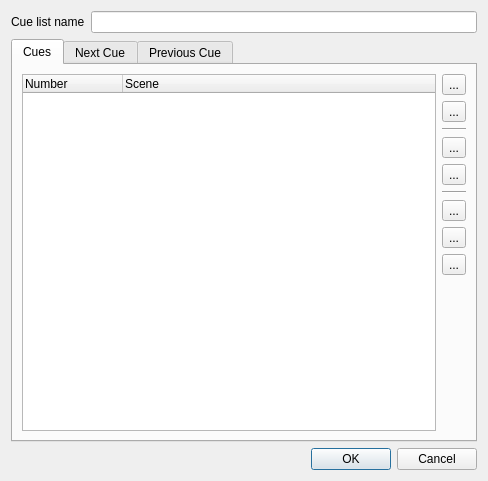
Qt form trunk/ui/src/vccuelistproperties.ui (Bondzio/qlc) before a commit.
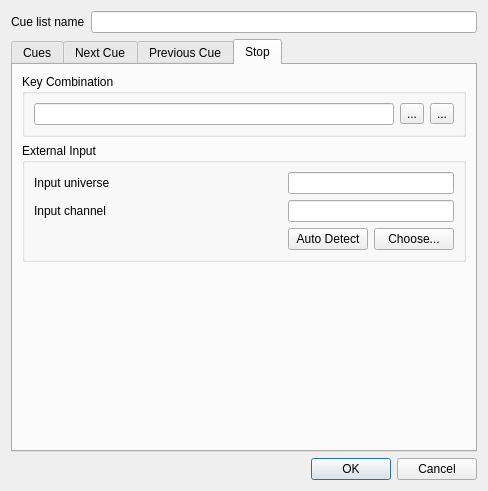
The same form after that commit. The open tabs and pages were chosen to show the change. Icons and pictures are not drawn.

Commit message: Added keyboard & input support for CueList stop feature. Updated unit tests accordingly.

```diff
--- a/trunk/ui/src/vccuelistproperties.ui
+++ b/trunk/ui/src/vccuelistproperties.ui
@@ -7,7 +7,7 @@
     <x>0</x>
     <y>0</y>
     <width>488</width>
-    <height>481</height>
+    <height>491</height>
    </rect>
   </property>
   <property name="windowTitle">
@@ -549,6 +549,158 @@
        </item>
       </layout>
      </widget>
+     <widget class="QWidget" name="tab">
+      <attribute name="title">
+       <string>Stop</string>
+      </attribute>
+      <layout class="QVBoxLayout" name="verticalLayout_3">
+       <item>
+        <widget class="QGroupBox" name="groupBox_5">
+         <property name="title">
+          <string>Key Combination</string>
+         </property>
+         <layout class="QHBoxLayout" name="horizontalLayout_3">
+          <item>
+           <widget class="QLineEdit" name="m_stopKeyEdit">
+            <property name="toolTip">
+             <string>The key combination used to stop the cue list</string>
+            </property>
+            <property name="readOnly">
+             <bool>true</bool>
+            </property>
+           </widget>
+          </item>
+          <item>
+           <widget class="QToolButton" name="m_stopAttachButton">
+            <property name="toolTip">
+             <string>Bind a key combination to stop the cue list</string>
+            </property>
+            <property name="text">
+             <string notr="true">...</string>
+            </property>
+            <property name="icon">
+             <iconset resource="qlcui.qrc">
+              <normaloff>:/key_bindings.png</normaloff>:/key_bindings.png</iconset>
+            </property>
+            <property name="iconSize">
+             <size>
+              <width>26</width>
+              <height>26</height>
+             </size>
+            </property>
+           </widget>
+          </item>
+          <item>
+           <widget class="QToolButton" name="m_stopDetachButton">
+            <property name="toolTip">
+             <string>Clear the key binding</string>
+            </property>
+            <property name="text">
+             <string notr="true">...</string>
+            </property>
+            <property name="icon">
+             <iconset resource="qlcui.qrc">
+              <normaloff>:/fileclose.png</normaloff>:/fileclose.png</iconset>
+            </property>
+            <property name="iconSize">
+             <size>
+              <width>26</width>
+              <height>26</height>
+             </size>
+            </property>
+           </widget>
+          </item>
+         </layout>
+        </widget>
+       </item>
+       <item>
+        <widget class="QGroupBox" name="groupBox_6">
+         <property name="title">
+          <string>External Input</string>
+         </property>
+         <layout class="QGridLayout" name="gridLayout_5">
+          <item row="0" column="0">
+           <widget class="QLabel" name="label_5">
+            <property name="text">
+             <string>Input universe</string>
+            </property>
+           </widget>
+          </item>
+          <item row="0" column="1" colspan="2">
+           <widget class="QLineEdit" name="m_stopInputUniverseEdit">
+            <property name="toolTip">
+             <string>Input universe for stopping the cue list</string>
+            </property>
+           </widget>
+          </item>
+          <item row="1" column="0">
+           <widget class="QLabel" name="label_6">
+            <property name="text">
+             <string>Input channel</string>
+            </property>
+           </widget>
+          </item>
+          <item row="1" column="1" colspan="2">
+           <widget class="QLineEdit" name="m_stopInputChannelEdit">
+            <property name="toolTip">
+             <string>Input channel for stopping the cue list</string>
+            </property>
+           </widget>
+          </item>
+          <item row="2" column="0">
+           <spacer name="horizontalSpacer_3">
+            <property name="orientation">
+             <enum>Qt::Horizontal</enum>
+            </property>
+            <property name="sizeHint" stdset="0">
+             <size>
+              <width>225</width>
+              <height>20</height>
+             </size>
+            </property>
+           </spacer>
+          </item>
+          <item row="2" column="1">
+           <widget class="QPushButton" name="m_stopAutoDetectInputButton">
+            <property name="toolTip">
+             <string>When toggled, you can click an external button to assign it as the control that stops the cue list</string>
+            </property>
+            <property name="text">
+             <string>Auto Detect</string>
+            </property>
+            <property name="checkable">
+             <bool>true</bool>
+            </property>
+           </widget>
+          </item>
+          <item row="2" column="2">
+           <widget class="QPushButton" name="m_stopChooseInputButton">
+            <property name="toolTip">
+             <string>Choose an input universe/channel for stopping the cue list</string>
+            </property>
+            <property name="text">
+             <string>Choose...</string>
+            </property>
+           </widget>
+          </item>
+         </layout>
+        </widget>
+       </item>
+       <item>
+        <spacer name="verticalSpacer_4">
+         <property name="orientation">
+          <enum>Qt::Vertical</enum>
+         </property>
+         <property name="sizeHint" stdset="0">
+          <size>
+           <width>20</width>
+           <height>118</height>
+          </size>
+         </property>
+        </spacer>
+       </item>
+      </layout>
+     </widget>
     </widget>
    </item>
    <item row="2" column="0" colspan="2">
```
Left out of the diff: 8 changed lines with no effect on the pictures. The commit also changes 5 other files.
